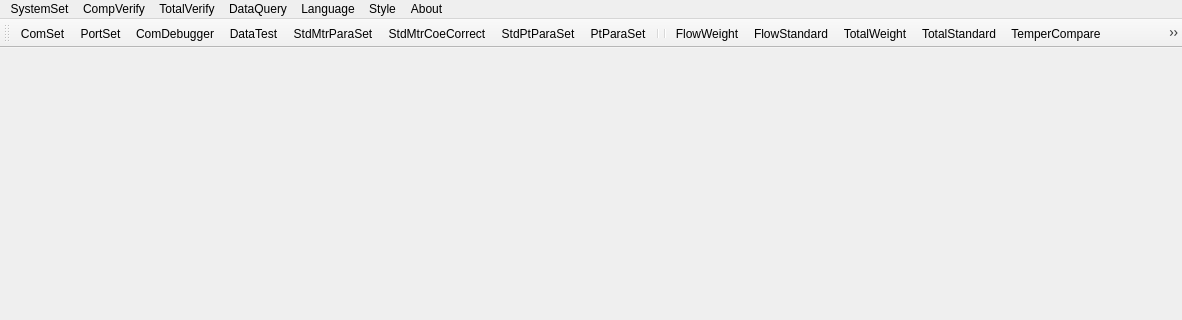
Old version of the form source/gui/ui/mainform.ui in the repository flimmy78/qtverify; both pictures show x 0 to 1182 and y 0 to 320 of the 1182 by 592 pixel window.
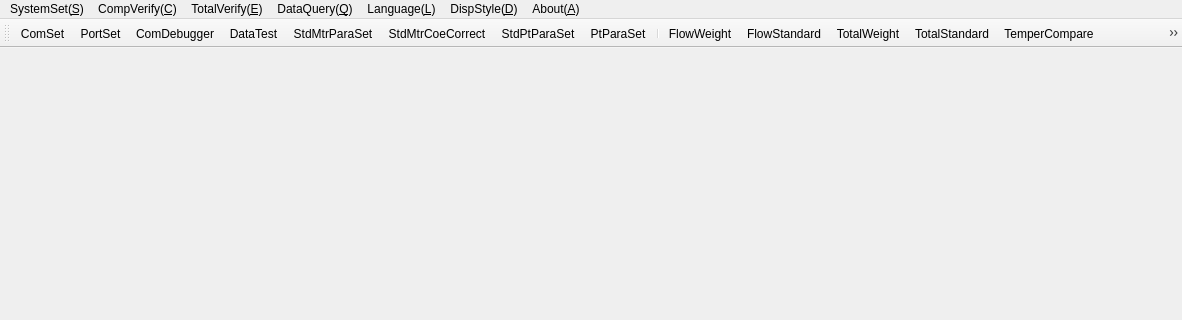
New version of the form. Icons and pictures are not drawn.

```diff
--- a/source/gui/ui/mainform.ui
+++ b/source/gui/ui/mainform.ui
@@ -38,7 +38,7 @@
    </property>
    <widget class="QMenu" name="menuSystemSet">
     <property name="title">
-     <string>SystemSet</string>
+     <string>SystemSet(&amp;S)</string>
     </property>
     <addaction name="actionComSet"/>
     <addaction name="actionPortSet"/>
@@ -51,7 +51,7 @@
    </widget>
    <widget class="QMenu" name="menu">
     <property name="title">
-     <string>CompVerify</string>
+     <string>CompVerify(&amp;C)</string>
     </property>
     <widget class="QMenu" name="menuTemper">
      <property name="title">
@@ -82,7 +82,7 @@
    </widget>
    <widget class="QMenu" name="menuDataQuery">
     <property name="title">
-     <string>DataQuery</string>
+     <string>DataQuery(&amp;Q)</string>
     </property>
     <addaction name="actionFlowResult"/>
     <addaction name="actionTotalResult"/>
@@ -93,13 +93,13 @@
    </widget>
    <widget class="QMenu" name="menuAbout">
     <property name="title">
-     <string>About</string>
+     <string>About(&amp;A)</string>
     </property>
     <addaction name="actionExit"/>
    </widget>
    <widget class="QMenu" name="menuStyle">
     <property name="title">
-     <string>Style</string>
+     <string>DispStyle(&amp;D)</string>
     </property>
     <addaction name="actionDefault"/>
     <addaction name="actionClassic"/>
@@ -107,14 +107,14 @@
    </widget>
    <widget class="QMenu" name="menuLanguage">
     <property name="title">
-     <string>Language</string>
+     <string>Language(&amp;L)</string>
     </property>
     <addaction name="actionChinese"/>
     <addaction name="actionEnglish"/>
    </widget>
    <widget class="QMenu" name="menuComponent">
     <property name="title">
-     <string>TotalVerify</string>
+     <string>TotalVerify(&amp;E)</string>
     </property>
     <addaction name="actionTotalWeight"/>
     <addaction name="actionTotalStandard"/>
@@ -143,7 +143,6 @@
    <addaction name="actionStdPtParaSet"/>
    <addaction name="actionPtParaSet"/>
    <addaction name="separator"/>
-   <addaction name="separator"/>
    <addaction name="actionFlowWeight"/>
    <addaction name="actionFlowStandard"/>
    <addaction name="actionTotalWeight"/>
@@ -153,23 +152,19 @@
    <addaction name="actionCalculator"/>
    <addaction name="actionCombine"/>
    <addaction name="separator"/>
-   <addaction name="separator"/>
    <addaction name="actionFlowResult"/>
    <addaction name="actionTotalResult"/>
    <addaction name="actionTemperResult"/>
    <addaction name="actionCalculatorResult"/>
    <addaction name="actionCombineResult"/>
    <addaction name="separator"/>
-   <addaction name="separator"/>
    <addaction name="actionChinese"/>
    <addaction name="actionEnglish"/>
    <addaction name="separator"/>
-   <addaction name="separator"/>
    <addaction name="actionDefault"/>
    <addaction name="actionClassic"/>
    <addaction name="actionFashion"/>
    <addaction name="separator"/>
-   <addaction name="separator"/>
    <addaction name="actionExit"/>
    <addaction name="separator"/>
   </widget>
@@ -303,7 +298,7 @@
      <normaloff>:/qtverify/images/exit.png</normaloff>:/qtverify/images/exit.png</iconset>
    </property>
    <property name="text">
-    <string>Exit</string>
+    <string>Exit(&amp;X)</string>
    </property>
   </action>
   <action name="actionDataTest">
```
